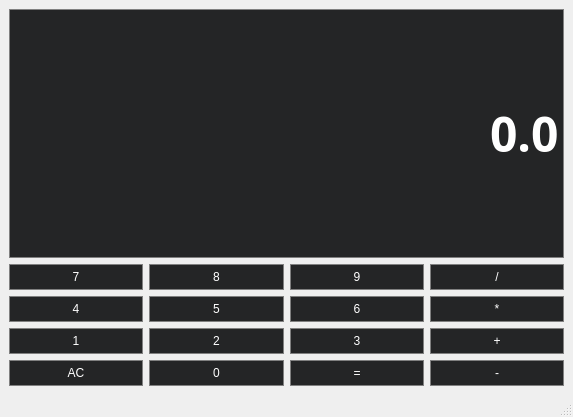
Old version of the form calculator.ui in the repository wluxie/qt-calculator.
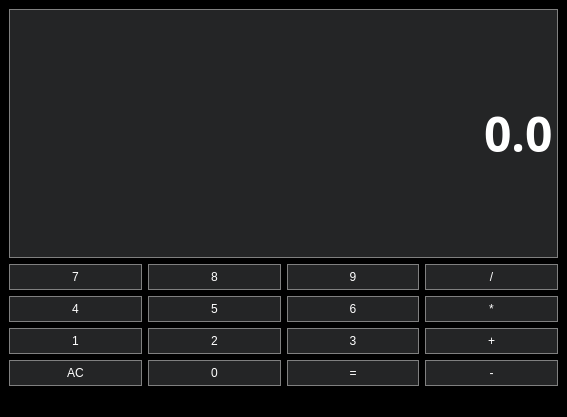
New version of the form.

What changed in the file:
```diff
--- a/calculator.ui
+++ b/calculator.ui
@@ -6,13 +6,18 @@
    <rect>
     <x>0</x>
     <y>0</y>
-    <width>573</width>
+    <width>567</width>
     <height>417</height>
    </rect>
   </property>
   <property name="windowTitle">
    <string>calculator</string>
   </property>
+  <property name="styleSheet">
+   <string notr="true">QWidget {
+  background-color: black;
+}</string>
+  </property>
   <widget class="QWidget" name="centralwidget">
    <layout class="QGridLayout" name="gridLayout">
     <item row="1" column="2">
```
Left out of the diff: 2 changed lines with no effect on the pictures.
